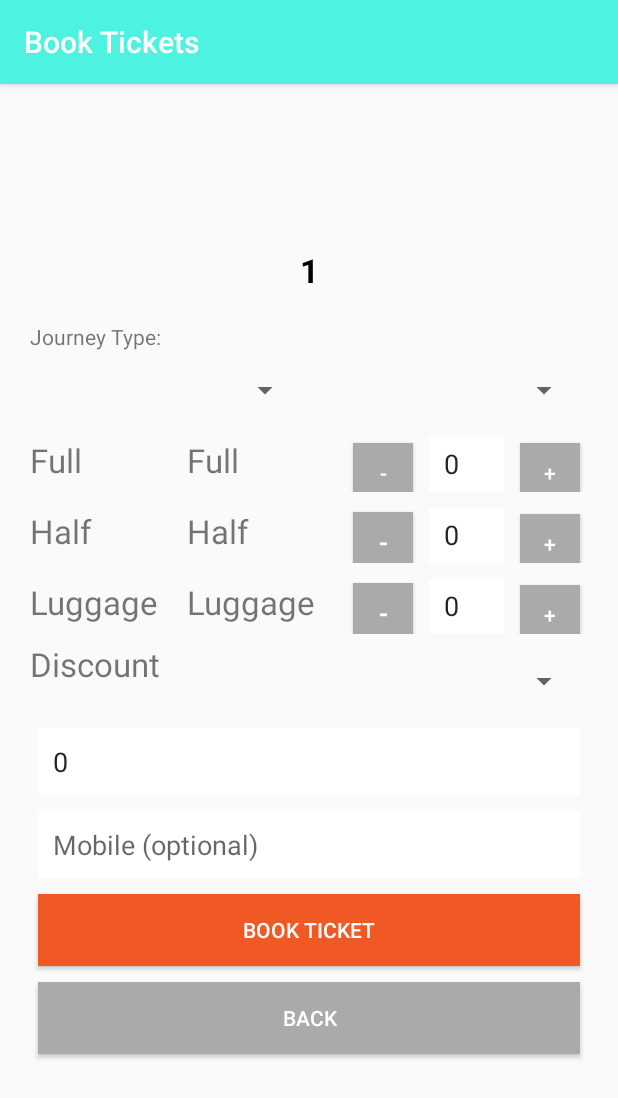
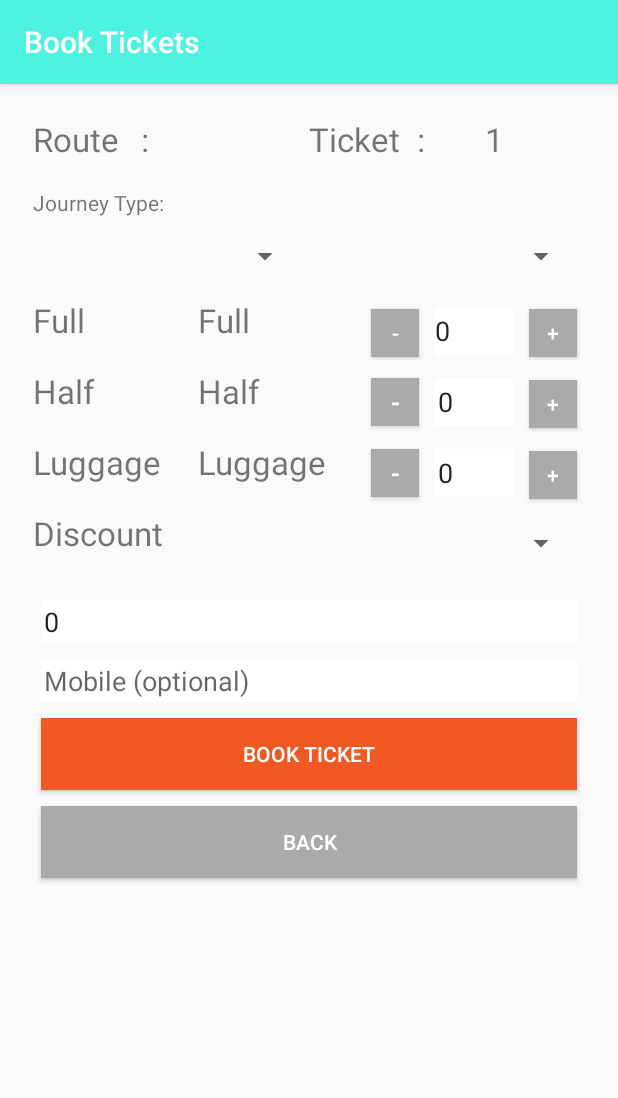
Before and after one commit to hpie/mytechbus, an Android app: the BookingActivity screen opened directly, with no data from a screen before it, on a phone screen of 412 x 824 dp. Shown: the top 1098 px of the screen. Run offline under Robolectric (Android 15) with nearby library versions, the light colour scheme and no system bars; our stand-ins replace Volley; network calls fail.

Commit message:
no route validation

```diff
--- a/AndroidCode/MyTechBus/app/src/main/java/mytechbus/hpie/com/mytechbus/BookingActivity.java
+++ b/AndroidCode/MyTechBus/app/src/main/java/mytechbus/hpie/com/mytechbus/BookingActivity.java
@@ -368,7 +368,7 @@ public class BookingActivity extends AppCompatActivity implements View.OnClickLi
         //Log.d("myLogs", "discount_string : " + discount_string + " ||| discounted_ticket_cost : " + discounted_ticket_cost+ " ||| discount_applied : " + discount_applied);
 
         proptDiscountRate.setText(discount_string);
-        proptTotalForDiscount.setText(String.valueOf(discounted_ticket_cost));
+        proptTotalForDiscount.setText(String.valueOf(total_ticket_cost));
         proptDiscountApplied.setText(String.valueOf(discount_applied));
 
 
@@ -398,13 +398,13 @@ public class BookingActivity extends AppCompatActivity implements View.OnClickLi
                 // Inflate and set the layout for the dialog
                 // Pass null as the parent view because its going in the dialog layout
                 .setView(promptTicketView)
-                .setPositiveButton("Yes",  new DialogInterface.OnClickListener() {
+                .setPositiveButton("Print",  new DialogInterface.OnClickListener() {
                     @Override
                     public void onClick(DialogInterface dialog, int id) {
                         book_ticket();
                     }
                 })
-                .setNegativeButton("No", new DialogInterface.OnClickListener() {
+                .setNegativeButton("Cancle", new DialogInterface.OnClickListener() {
                     @Override
                     public void onClick(DialogInterface dialog,int id) {
                         dialog.cancel();
--- a/AndroidCode/MyTechBus/app/src/main/java/mytechbus/hpie/com/mytechbus/Constants.java
+++ b/AndroidCode/MyTechBus/app/src/main/java/mytechbus/hpie/com/mytechbus/Constants.java
@@ -35,6 +35,7 @@ public class Constants {
     public static final String KEY_VEHICLE_NUMBER = "vehicle_number";
     public static final String KEY_VEHICLE_TYPE = "vehicle_type";
     public static final String KEY_JOURNEY_TYPE = "journey_type";
+    public static final String KEY_ROUTE_AVAILIBILITY = "route_availibility";
 
     public static final String login_url = base_url+"login2";
     public static final String route_stages_url = base_url+"routes_stages";
--- a/AndroidCode/MyTechBus/app/src/main/java/mytechbus/hpie/com/mytechbus/DashboardActivity.java
+++ b/AndroidCode/MyTechBus/app/src/main/java/mytechbus/hpie/com/mytechbus/DashboardActivity.java
@@ -138,9 +138,15 @@ public class DashboardActivity extends AppCompatActivity {
         bookingBtn.setOnClickListener(new View.OnClickListener() {
             @Override
             public void onClick(View v) {
-                Intent i = new Intent(getApplicationContext(), BookingActivity.class);
-                startActivity(i);
-                finish();
+
+                //Log.d("myLogs"," availibility : " +session.getRouteAvailibilty() + " |||| conition " +session.getRouteAvailibilty().equals("1"));
+                if(session.getRouteAvailibilty().equals("1")) {
+                    Intent i = new Intent(getApplicationContext(), BookingActivity.class);
+                    startActivity(i);
+                    finish();
+                } else {
+                    showDialog("No route assigned. Please contact operator");
+                }
             }
         });
 
--- a/AndroidCode/MyTechBus/app/src/main/java/mytechbus/hpie/com/mytechbus/LoginActivity.java
+++ b/AndroidCode/MyTechBus/app/src/main/java/mytechbus/hpie/com/mytechbus/LoginActivity.java
@@ -375,12 +375,12 @@ public class LoginActivity extends AppCompatActivity {
                         pDialog.dismiss();
 
                         try {
-                            //Log.d("myLogs : Login : ", response);
+                            Log.d("myLogs : Login : ", response);
                             //Check if user got logged in successfully
                             JSONObject login_response = new JSONObject(response);
 
                             if (login_response.getInt(Constants.KEY_STATUS) == 1) {
-                                session.loginUser(username,login_response.getString(Constants.KEY_FULL_NAME), login_response.getString(Constants.KEY_ROUTE_CODE));
+                                session.loginUser(username,login_response.getString(Constants.KEY_FULL_NAME), login_response.getString(Constants.KEY_ROUTE_CODE), login_response.getString("routes_available"), login_response.getString("operator_name"), login_response.getString("vehicle_number"), login_response.getString("vehicle_type"));
                                 //loadDashboard();
                                 fIleOperations.writeToFile("trip_data.txt", response, LoginActivity.this, "0");
 
--- a/AndroidCode/MyTechBus/app/src/main/java/mytechbus/hpie/com/mytechbus/SessionHandler.java
+++ b/AndroidCode/MyTechBus/app/src/main/java/mytechbus/hpie/com/mytechbus/SessionHandler.java
@@ -35,6 +35,10 @@ public class SessionHandler {
 
     public String getVehiclType() {
         return mPreferences.getString(Constants.KEY_VEHICLE_TYPE, Constants.KEY_EMPTY);
+    }
+
+    public String getRouteAvailibilty() {
+        return mPreferences.getString(Constants.KEY_ROUTE_AVAILIBILITY, Constants.KEY_EMPTY);
     }
 
     public void setIMEI( String imei) {
@@ -79,14 +83,15 @@ public class SessionHandler {
         mEditor.commit();
     }
     */
-    public void loginUser(String username, String fullName, String routecode) {
+    public void loginUser(String username, String fullName, String routecode, String route_availibility, String operator_name, String vehicle_number, String vehicle_type ) {
         mEditor.putString(Constants.KEY_USERNAME, username);
         mEditor.putString(Constants.KEY_FULL_NAME, fullName);
         mEditor.putString(Constants.KEY_ROUTE_CODE, routecode);
+        mEditor.putString(Constants.KEY_ROUTE_AVAILIBILITY, route_availibility);
 
-        mEditor.putString(Constants.KEY_OPERATOR_NAME, routecode);
-        mEditor.putString(Constants.KEY_VEHICLE_NUMBER, routecode);
-        mEditor.putString(Constants.KEY_VEHICLE_TYPE, routecode);
+        mEditor.putString(Constants.KEY_OPERATOR_NAME, operator_name);
+        mEditor.putString(Constants.KEY_VEHICLE_NUMBER, vehicle_number);
+        mEditor.putString(Constants.KEY_VEHICLE_TYPE, vehicle_type);
 
         Date date = new Date();
 
--- a/AndroidCode/MyTechBus/app/src/main/res/layout/activity_booking.xml
+++ b/AndroidCode/MyTechBus/app/src/main/res/layout/activity_booking.xml
@@ -4,34 +4,88 @@
     android:layout_width="match_parent"
     android:layout_height="match_parent"
     android:orientation="vertical"
-    android:padding="20dp"
+    android:padding="22dp"
     tools:context="mytechbus.hpie.com.mytechbus.BookingActivity">
 
-    <TextView
-        android:id="@+id/textRoute"
+    <!--<TextView-->
+        <!--android:id="@+id/textRoute"-->
+        <!--android:layout_width="match_parent"-->
+        <!--android:layout_height="wrap_content"-->
+        <!--android:layout_margin="22dp"-->
+        <!--android:gravity="center"-->
+        <!--android:text="@string/sign_up"-->
+        <!--android:textAllCaps="true"-->
+        <!--android:textColor="@android:color/black"-->
+        <!--android:textSize="22sp"-->
+        <!--android:textStyle="bold"-->
+        <!--tools:text="Route" />-->
+
+    <!--<TextView-->
+        <!--android:id="@+id/textTicketNumber"-->
+        <!--android:layout_width="match_parent"-->
+        <!--android:layout_height="wrap_content"-->
+        <!--android:layout_margin="22dp"-->
+        <!--android:gravity="center"-->
+        <!--android:text="@string/sign_up"-->
+        <!--android:textAllCaps="true"-->
+        <!--android:textColor="@android:color/black"-->
+        <!--android:textSize="22sp"-->
+        <!--android:textStyle="bold"-->
+        <!--tools:text="Route" />-->
+
+    <LinearLayout
         android:layout_width="match_parent"
-        android:layout_height="wrap_content"
-        android:layout_margin="20dp"
-        android:gravity="center"
-        android:text="@string/sign_up"
-        android:textAllCaps="true"
-        android:textColor="@android:color/black"
-        android:textSize="22sp"
-        android:textStyle="bold"
-        tools:text="Route" />
+        android:layout_height="42dp"
+        android:layout_marginBottom="5dp"
+        android:orientation="horizontal">
 
-    <TextView
-        android:id="@+id/textTicketNumber"
-        android:layout_width="match_parent"
-        android:layout_height="wrap_content"
-        android:layout_margin="20dp"
-        android:gravity="center"
-        android:text="@string/sign_up"
-        android:textAllCaps="true"
-        android:textColor="@android:color/black"
-        android:textSize="22sp"
-        android:textStyle="bold"
-        tools:text="Route" />
+        <TextView
+            android:layout_width="32dp"
+            android:layout_height="32dp"
+            android:layout_weight="1"
+            android:text="Route"
+            android:textSize="22sp" />
+
+        <TextView
+            android:layout_width="wrap_content"
+            android:layout_height="32dp"
+            android:layout_weight="1"
+            android:text=" : "
+            android:textSize="22sp" />
+
+        <TextView
+            android:id="@+id/textRoute"
+            android:layout_width="32dp"
+            android:layout_height="32dp"
+            android:layout_weight="1"
+            android:text="Half"
+            android:textSize="22sp" />
+
+        <!-- ==================================== -->
+
+        <TextView
+            android:layout_width="32dp"
+            android:layout_height="32dp"
+            android:layout_weight="1"
+            android:text="Ticket No."
+            android:textSize="22sp" />
+
+        <TextView
+            android:layout_width="wrap_content"
+            android:layout_height="32dp"
+            android:layout_weight="1"
+            android:text=" : "
+            android:textSize="22sp" />
+
+        <TextView
+            android:id="@+id/textTicketNumber"
+            android:layout_width="32dp"
+            android:layout_height="32dp"
+            android:textSize="22sp"
+            android:layout_weight="1"
+            android:text="Half" />
+
+    </LinearLayout>
 
     <RadioGroup
         android:id="@+id/journeyType"
@@ -48,7 +102,7 @@
 
         <RadioButton
             android:id="@+id/radio_onward"
-            android:layout_width="0dp"
+            android:layout_width="2dp"
             android:layout_weight="1"
             android:layout_height="wrap_content"
             android:checked="true"
@@ -57,7 +111,7 @@
 
         <RadioButton
             android:id="@+id/radio_return"
-            android:layout_width="0dp"
+            android:layout_width="2dp"
             android:layout_weight="1"
             android:layout_height="wrap_content"
             android:visibility="gone"
@@ -65,7 +119,7 @@
 
         <RadioButton
             android:id="@+id/radio_circular"
-            android:layout_width="0dp"
+            android:layout_width="2dp"
             android:layout_weight="1"
             android:layout_height="wrap_content"
             android:visibility="gone"
@@ -75,7 +129,7 @@
     <LinearLayout
         android:layout_width="match_parent"
         android:layout_height="42dp"
-        android:layout_marginBottom="10dp"
+        android:layout_marginBottom="12dp"
         android:orientation="horizontal">
 
         <Spinner
@@ -103,41 +157,41 @@
 
         <TextView
             android:id="@+id/fullLabel"
-            android:layout_width="40dp"
-            android:layout_height="40dp"
+            android:layout_width="32dp"
+            android:layout_height="32dp"
             android:layout_weight="1"
             android:text="Full"
             android:textSize="22sp" />
         <TextView
             android:id="@+id/fullRate"
-            android:layout_width="40dp"
-            android:layout_height="40dp"
+            android:layout_width="32dp"
+            android:layout_height="32dp"
             android:textSize="22sp"
             android:layout_weight="1"
             android:text="Full" />
         <Button
             android:id="@+id/fullMinus"
-            android:layout_width="40dp"
-            android:layout_height="40dp"
+            android:layout_width="32dp"
+            android:layout_height="32dp"
             android:layout_margin="5dp"
             android:background="#aaa"
             android:text="-"
             android:textColor="@android:color/white" />
+
         <EditText
             android:id="@+id/etFullPassengers"
-            android:text="0"
-            android:layout_width="50dp"
-            android:layout_height="40dp"
+            android:layout_width="52dp"
+            android:layout_height="32dp"
             android:layout_margin="5dp"
             android:background="@android:color/white"
+            android:focusable="false"
             android:inputType="none"
-            android:textIsSelectable="true"
-            android:focusable="false"
-            android:padding="10dp" />
+            android:text="0"
+            android:textIsSelectable="true" />
         <Button
             android:id="@+id/fullPlus"
-            android:layout_width="40dp"
-            android:layout_height="40dp"
+            android:layout_width="32dp"
+            android:layout_height="32dp"
             android:layout_margin="5dp"
             android:background="#aaa"
             android:text="+"
@@ -152,22 +206,22 @@
 
         <TextView
             android:id="@+id/halfLabel"
-            android:layout_width="40dp"
-            android:layout_height="40dp"
+            android:layout_width="32dp"
+            android:layout_height="32dp"
             android:layout_weight="1"
             android:text="Half"
             android:textSize="22sp" />
         <TextView
             android:id="@+id/halfRate"
-            android:layout_width="40dp"
-            android:layout_height="40dp"
+            android:layout_width="32dp"
+            android:layout_height="32dp"
             android:textSize="22sp"
             android:layout_weight="1"
             android:text="Half" />
         <Button
             android:id="@+id/halfMinus"
-            android:layout_width="40dp"
-            android:layout_height="40dp"
+            android:layout_width="32dp"
+            android:layout_height="32dp"
             android:layout_margin="5dp"
             android:background="#aaa"
             android:text="-"
@@ -177,18 +231,18 @@
         <EditText
             android:id="@+id/etHalfPassengers"
             android:text="0"
-            android:layout_width="50dp"
-            android:layout_height="40dp"
+            android:layout_width="52dp"
+            android:layout_height="32dp"
             android:layout_margin="5dp"
             android:background="@android:color/white"
             android:inputType="none"
             android:textIsSelectable="true"
             android:focusable="false"
-            android:padding="10dp" />
+            android:padding="2dp" />
         <Button
             android:id="@+id/halfPlus"
-            android:layout_width="40dp"
-            android:layout_height="40dp"
+            android:layout_width="32dp"
+            android:layout_height="32dp"
             android:layout_margin="5dp"
             android:background="#aaa"
             android:text="+"
@@ -203,23 +257,23 @@
 
         <TextView
             android:id="@+id/luggageLabel"
-            android:layout_width="40dp"
-            android:layout_height="40dp"
+            android:layout_width="32dp"
+            android:layout_height="32dp"
             android:layout_weight="1"
             android:text="Luggage"
             android:textSize="22sp" />
         <TextView
             android:id="@+id/luggageRate"
-            android:layout_width="40dp"
-            android:layout_height="40dp"
+            android:layout_width="32dp"
+            android:layout_height="32dp"
             android:textSize="22sp"
             android:layout_weight="1"
             android:text="Luggage" />
 
         <Button
             android:id="@+id/luggageMinus"
-            android:layout_width="40dp"
-            android:layout_height="40dp"
+            android:layout_width="32dp"
+            android:layout_height="32dp"
             android:layout_margin="5dp"
             android:background="#aaa"
             android:text="-"
@@ -230,19 +284,19 @@
         <EditText
             android:id="@+id/etLuggage"
             android:text="0"
-            android:layout_width="50dp"
-            android:layout_height="40dp"
+            android:layout_width="52dp"
+            android:layout_height="32dp"
             android:layout_margin="5dp"
             android:background="@android:color/white"
             android:inputType="none"
             android:textIsSelectable="true"
             android:focusable="false"
-            android:padding="10dp"  />
+            android:padding="2dp"  />
 
         <Button
             android:id="@+id/luggagePlus"
-            android:layout_width="40dp"
-            android:layout_height="40dp"
+            android:layout_width="32dp"
+            android:layout_height="32dp"
             android:layout_margin="5dp"
             android:background="#aaa"
             android:text="+"
@@ -252,13 +306,13 @@
     <LinearLayout
         android:layout_width="match_parent"
         android:layout_height="42dp"
-        android:layout_marginBottom="10dp"
+        android:layout_marginBottom="12dp"
         android:orientation="horizontal">
 
         <TextView
             android:id="@+id/discountLabel"
             android:layout_width="wrap_content"
-            android:layout_height="40dp"
+            android:layout_height="32dp"
             android:layout_weight="1"
             android:text="Discount"
             android:textSize="22sp" />
@@ -266,7 +320,7 @@
         <Spinner
             android:id="@+id/spinnerDiscount"
             android:layout_width="wrap_content"
-            android:layout_height="42dp"
+            android:layout_height="32dp"
             android:layout_margin="5dp"
             android:layout_weight="1"
             android:inputType="textPersonName" />
@@ -283,7 +337,7 @@
         android:inputType="none"
         android:textIsSelectable="true"
         android:focusable="false"
-        android:padding="10dp" />
+        android:padding="2dp" />
 
     <EditText
         android:id="@+id/etMobile"
@@ -293,7 +347,7 @@
         android:background="@android:color/white"
         android:hint="@string/mobile"
         android:inputType="number"
-        android:padding="10dp" />
+        android:padding="2dp" />
 
     <Button
         android:id="@+id/btnBook"
--- a/AndroidCode/MyTechBus/app/src/main/res/layout/dialog_ticket.xml
+++ b/AndroidCode/MyTechBus/app/src/main/res/layout/dialog_ticket.xml
@@ -214,12 +214,15 @@
             android:text=" : "
             android:textSize="22sp" />
 
+
+
         <TextView
-            android:id="@+id/proptDiscountRate"
+            android:id="@+id/proptTotalForDiscount"
             android:layout_width="40dp"
             android:layout_height="40dp"
             android:layout_weight="1"
-            android:text="60"
+            android:paddingLeft="4dp"
+            android:text="2"
             android:textSize="22sp" />
 
         <TextView
@@ -230,13 +233,13 @@
             android:textSize="22sp" />
 
         <TextView
-            android:id="@+id/proptTotalForDiscount"
+            android:id="@+id/proptDiscountRate"
             android:layout_width="20dp"
             android:layout_height="40dp"
             android:layout_weight="1"
-            android:paddingLeft="4dp"
-            android:text="2"
+            android:text="60"
             android:textSize="22sp" />
+
 
         <TextView
             android:layout_width="wrap_content"
```
